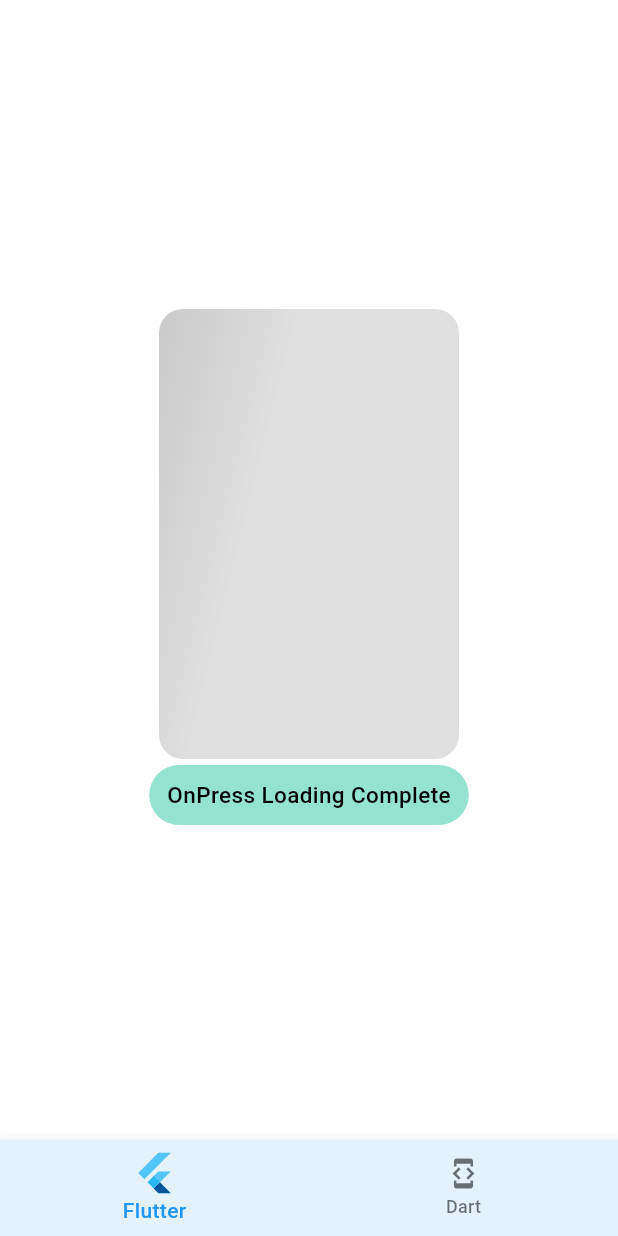
After one commit to C0routine/Flutter_lab, a Flutter app: the LabSkeletonAnimation screen opened by its route, on a phone screen of 412 x 824 dp. The commit adds this screen. Run offline on Flutter 3.47's test engine with Material 2 defaults, Android fonts, the phone set to English and light mode, and no system bars; our stand-ins replace go_router.

Commit message:
Feature/Skeleton Shimmer Animation

```diff
--- a/lib/app/app_router.dart
+++ b/lib/app/app_router.dart
@@ -1,5 +1,6 @@
 import 'package:flutter/material.dart';
 import 'package:flutterlab/widgets/flutter/layoutbuilder_lab.dart';
+import 'package:flutterlab/widgets/flutter/skeleton_animation_lab.dart';
 import 'package:flutterlab/widgets/flutter/statefulwidget_lab.dart';
 import 'package:go_router/go_router.dart';
 
@@ -23,6 +24,7 @@ enum AppRouter {
   inheritedWidget(path: '/flutter/inheritedWidget'),
   statefulWidget(path: '/flutter/statefulWidget'),
   layoutBuilder(path: '/flutter/layoutBuilder'),
+  skeletonAnimation(path: '/flutter/skeletonAnimation'),
 
   // dart routes
   dart(path: '/dart'),
@@ -65,6 +67,7 @@ final GoRouter routerConfig = GoRouter(
                 appGoRoute(AppRouter.inheritedWidget, const LabInheritedWidget()),
                 appGoRoute(AppRouter.statefulWidget, const LabStatefulWidget()),
                 appGoRoute(AppRouter.layoutBuilder, const LabLayoutBuilder()),
+                appGoRoute(AppRouter.skeletonAnimation, const LabSkeletonAnimation()),
               ],
             ),
           ],
--- a/lib/app/app_widget.dart
+++ b/lib/app/app_widget.dart
@@ -1,2 +1,3 @@
 
 export 'package:flutterlab/widgets/global/execute_textbutton.dart';
+export 'package:flutterlab/widgets/global/shimmer.dart';
--- a/lib/tab/flutter_route.dart
+++ b/lib/tab/flutter_route.dart
@@ -19,6 +19,8 @@ class FlutterRoute extends StatelessWidget {
       AppRouter.statefulWidget,
       // LayoutBuilder
       AppRouter.layoutBuilder,
+      // skeleton Widget Animation
+      AppRouter.skeletonAnimation,
     ];
 
     return Scaffold(
--- /dev/null
+++ b/lib/widgets/flutter/skeleton_animation_lab.dart
@@ -0,0 +1,55 @@
+import 'package:flutter/material.dart';
+import 'package:flutterlab/app/app_widget.dart';
+
+/// Skeleton Shimmer Animation
+class LabSkeletonAnimation extends StatefulWidget {
+  const LabSkeletonAnimation({super.key});
+
+  @override
+  State<LabSkeletonAnimation> createState() => _LabSkeletonAnimationState();
+}
+
+class _LabSkeletonAnimationState extends State<LabSkeletonAnimation> {
+  // Change Loading
+  bool isLoading = true;
+
+  @override
+  Widget build(BuildContext context) {
+    return Scaffold(
+      body: SafeArea(
+        child: SizedBox.expand(
+          child: Column(
+            mainAxisAlignment: MainAxisAlignment.center,
+            children: [
+              isLoading
+                  ? Shimmer.fromColors(
+                      baseColor: Colors.grey[300] as Color,
+                      highlightColor: Colors.grey[400]!.withOpacity(0.8),
+                      child: Container(
+                        width: 200,
+                        height: 300,
+                        decoration: BoxDecoration(
+                          color: Colors.grey[300],
+                          borderRadius: BorderRadius.circular(16),
+                        ),
+                      ),
+                    )
+                  : Container(
+                      width: 200,
+                      height: 300,
+                      decoration: BoxDecoration(
+                        color: Colors.greenAccent,
+                        borderRadius: BorderRadius.circular(16),
+                      ),
+                    ),
+              ExecuteTextButton(
+                executeText: isLoading ? 'OnPress Loading Complete' : 'OnPress Loading...',
+                onPress: () => setState(() => isLoading = !isLoading),
+              ),
+            ],
+          ),
+        ),
+      ),
+    );
+  }
+}
--- /dev/null
+++ b/lib/widgets/global/shimmer.dart
@@ -0,0 +1,267 @@
+///
+/// A package provides an easy way to add shimmer effect to Flutter application
+///
+
+/// https://pub.dev/packages/shimmer
+library shimmer;
+
+import 'package:flutter/material.dart';
+import 'package:flutter/rendering.dart';
+
+///
+/// An enum defines all supported directions of shimmer effect
+///
+/// * [ShimmerDirection.ltr] left to right direction
+/// * [ShimmerDirection.rtl] right to left direction
+/// * [ShimmerDirection.ttb] top to bottom direction
+/// * [ShimmerDirection.btt] bottom to top direction
+///
+enum ShimmerDirection { ltr, rtl, ttb, btt }
+
+///
+/// A widget renders shimmer effect over [child] widget tree.
+///
+/// [child] defines an area that shimmer effect blends on. You can build [child]
+/// from whatever [Widget] you like but there're some notices in order to get
+/// exact expected effect and get better rendering performance:
+///
+/// * Use static [Widget] (which is an instance of [StatelessWidget]).
+/// * [Widget] should be a solid color element. Every colors you set on these
+/// [Widget]s will be overridden by colors of [gradient].
+/// * Shimmer effect only affects to opaque areas of [child], transparent areas
+/// still stays transparent.
+///
+/// [period] controls the speed of shimmer effect. The default value is 1500
+/// milliseconds.
+///
+/// [direction] controls the direction of shimmer effect. The default value
+/// is [ShimmerDirection.ltr].
+///
+/// [gradient] controls colors of shimmer effect.
+///
+/// [loop] the number of animation loop, set value of `0` to make animation run
+/// forever.
+///
+/// [enabled] controls if shimmer effect is active. When set to false the animation
+/// is paused
+///
+///
+/// ## Pro tips:
+///
+/// * [child] should be made of basic and simple [Widget]s, such as [Container],
+/// [Row] and [Column], to avoid side effect.
+///
+/// * use one [Shimmer] to wrap list of [Widget]s instead of a list of many [Shimmer]s
+///
+@immutable
+class Shimmer extends StatefulWidget {
+  final Widget child;
+  final Duration period;
+  final ShimmerDirection direction;
+  final Gradient gradient;
+  final int loop;
+  final bool enabled;
+
+  const Shimmer({
+    super.key,
+    required this.child,
+    required this.gradient,
+    this.direction = ShimmerDirection.ltr,
+    this.period = const Duration(milliseconds: 1500),
+    this.loop = 0,
+    this.enabled = true,
+  });
+
+  ///
+  /// A convenient constructor provides an easy and convenient way to create a
+  /// [Shimmer] which [gradient] is [LinearGradient] made up of `baseColor` and
+  /// `highlightColor`.
+  ///
+  Shimmer.fromColors({
+    super.key,
+    required this.child,
+    required Color baseColor,
+    required Color highlightColor,
+    this.period = const Duration(milliseconds: 1500),
+    this.direction = ShimmerDirection.ltr,
+    this.loop = 0,
+    this.enabled = true,
+  }) : gradient = LinearGradient(
+            begin: Alignment.topLeft,
+            end: Alignment.centerRight,
+            colors: <Color>[baseColor, baseColor, highlightColor, baseColor, baseColor],
+            stops: const <double>[0.0, 0.35, 0.5, 0.65, 1.0]);
+
+  @override
+  _ShimmerState createState() => _ShimmerState();
+
+  @override
+  void debugFillProperties(DiagnosticPropertiesBuilder properties) {
+    super.debugFillProperties(properties);
+    properties.add(DiagnosticsProperty<Gradient>('gradient', gradient, defaultValue: null));
+    properties.add(EnumProperty<ShimmerDirection>('direction', direction));
+    properties.add(DiagnosticsProperty<Duration>('period', period, defaultValue: null));
+    properties.add(DiagnosticsProperty<bool>('enabled', enabled, defaultValue: null));
+    properties.add(DiagnosticsProperty<int>('loop', loop, defaultValue: 0));
+  }
+}
+
+class _ShimmerState extends State<Shimmer> with SingleTickerProviderStateMixin {
+  late AnimationController _controller;
+  int _count = 0;
+
+  @override
+  void initState() {
+    super.initState();
+    _controller = AnimationController(vsync: this, duration: widget.period)
+      ..addStatusListener((AnimationStatus status) {
+        if (status != AnimationStatus.completed) {
+          return;
+        }
+        _count++;
+        if (widget.loop <= 0) {
+          _controller.repeat();
+        } else if (_count < widget.loop) {
+          _controller.forward(from: 0.0);
+        }
+      });
+    if (widget.enabled) {
+      _controller.forward();
+    }
+  }
+
+  @override
+  void didUpdateWidget(Shimmer oldWidget) {
+    if (widget.enabled) {
+      _controller.forward();
+    } else {
+      _controller.stop();
+    }
+    super.didUpdateWidget(oldWidget);
+  }
+
+  @override
+  Widget build(BuildContext context) {
+    return AnimatedBuilder(
+      animation: _controller,
+      child: widget.child,
+      builder: (BuildContext context, Widget? child) => _Shimmer(
+        child: child,
+        direction: widget.direction,
+        gradient: widget.gradient,
+        percent: _controller.value,
+      ),
+    );
+  }
+
+  @override
+  void dispose() {
+    _controller.dispose();
+    super.dispose();
+  }
+}
+
+@immutable
+class _Shimmer extends SingleChildRenderObjectWidget {
+  final double percent;
+  final ShimmerDirection direction;
+  final Gradient gradient;
+
+  const _Shimmer({
+    Widget? child,
+    required this.percent,
+    required this.direction,
+    required this.gradient,
+  }) : super(child: child);
+
+  @override
+  _ShimmerFilter createRenderObject(BuildContext context) {
+    return _ShimmerFilter(percent, direction, gradient);
+  }
+
+  @override
+  void updateRenderObject(BuildContext context, _ShimmerFilter shimmer) {
+    shimmer.percent = percent;
+    shimmer.gradient = gradient;
+    shimmer.direction = direction;
+  }
+}
+
+class _ShimmerFilter extends RenderProxyBox {
+  ShimmerDirection _direction;
+  Gradient _gradient;
+  double _percent;
+
+  _ShimmerFilter(this._percent, this._direction, this._gradient);
+
+  @override
+  ShaderMaskLayer? get layer => super.layer as ShaderMaskLayer?;
+
+  @override
+  bool get alwaysNeedsCompositing => child != null;
+
+  set percent(double newValue) {
+    if (newValue == _percent) {
+      return;
+    }
+    _percent = newValue;
+    markNeedsPaint();
+  }
+
+  set gradient(Gradient newValue) {
+    if (newValue == _gradient) {
+      return;
+    }
+    _gradient = newValue;
+    markNeedsPaint();
+  }
+
+  set direction(ShimmerDirection newDirection) {
+    if (newDirection == _direction) {
+      return;
+    }
+    _direction = newDirection;
+    markNeedsLayout();
+  }
+
+  @override
+  void paint(PaintingContext context, Offset offset) {
+    if (child != null) {
+      assert(needsCompositing);
+
+      final double width = child!.size.width;
+      final double height = child!.size.height;
+      Rect rect;
+      double dx, dy;
+      if (_direction == ShimmerDirection.rtl) {
+        dx = _offset(width, -width, _percent);
+        dy = 0.0;
+        rect = Rect.fromLTWH(dx - width, dy, 3 * width, height);
+      } else if (_direction == ShimmerDirection.ttb) {
+        dx = 0.0;
+        dy = _offset(-height, height, _percent);
+        rect = Rect.fromLTWH(dx, dy - height, width, 3 * height);
+      } else if (_direction == ShimmerDirection.btt) {
+        dx = 0.0;
+        dy = _offset(height, -height, _percent);
+        rect = Rect.fromLTWH(dx, dy - height, width, 3 * height);
+      } else {
+        dx = _offset(-width, width, _percent);
+        dy = 0.0;
+        rect = Rect.fromLTWH(dx - width, dy, 3 * width, height);
+      }
+      layer ??= ShaderMaskLayer();
+      layer!
+        ..shader = _gradient.createShader(rect)
+        ..maskRect = offset & size
+        ..blendMode = BlendMode.srcIn;
+      context.pushLayer(layer!, super.paint, offset);
+    } else {
+      layer = null;
+    }
+  }
+
+  double _offset(double start, double end, double percent) {
+    return start + (end - start) * percent;
+  }
+}
```
Also changed, not shown: package-lock.json (added).
